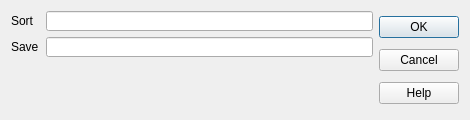
Qt form gui/menu/data/sort_expand_list.ui (plan-be/iode) before a commit.
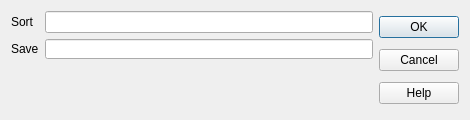
The same form after that commit. Custom widgets are drawn as their Qt base class.

Commit message: GUI: (QIodeMenuDataSortExpandList) added auto-complete feature to lineEdit_sort input field

Patch:
```diff
--- a/gui/menu/data/sort_expand_list.ui
+++ b/gui/menu/data/sort_expand_list.ui
@@ -26,70 +26,6 @@
    <string>SORT LIST</string>
   </property>
   <layout class="QGridLayout" name="gridLayout">
-   <item row="0" column="2">
-    <widget class="QLineEdit" name="lineEdit_sort">
-     <property name="sizePolicy">
-      <sizepolicy hsizetype="Minimum" vsizetype="Fixed">
-       <horstretch>0</horstretch>
-       <verstretch>0</verstretch>
-      </sizepolicy>
-     </property>
-     <property name="minimumSize">
-      <size>
-       <width>270</width>
-       <height>20</height>
-      </size>
-     </property>
-     <property name="maximumSize">
-      <size>
-       <width>10000</width>
-       <height>20</height>
-      </size>
-     </property>
-    </widget>
-   </item>
-   <item row="1" column="2">
-    <widget class="QLineEdit" name="lineEdit_save">
-     <property name="sizePolicy">
-      <sizepolicy hsizetype="Expanding" vsizetype="Fixed">
-       <horstretch>0</horstretch>
-       <verstretch>0</verstretch>
-      </sizepolicy>
-     </property>
-     <property name="minimumSize">
-      <size>
-       <width>270</width>
-       <height>20</height>
-      </size>
-     </property>
-     <property name="maximumSize">
-      <size>
-       <width>10000</width>
-       <height>20</height>
-      </size>
-     </property>
-    </widget>
-   </item>
-   <item row="1" column="0" colspan="2">
-    <widget class="QLabel" name="label_save">
-     <property name="text">
-      <string>Save</string>
-     </property>
-    </widget>
-   </item>
-   <item row="2" column="0" colspan="3">
-    <spacer name="verticalSpacer">
-     <property name="orientation">
-      <enum>Qt::Vertical</enum>
-     </property>
-     <property name="sizeHint" stdset="0">
-      <size>
-       <width>20</width>
-       <height>40</height>
-      </size>
-     </property>
-    </spacer>
-   </item>
    <item row="0" column="0">
     <widget class="QLabel" name="label_sort">
      <property name="text">
@@ -97,7 +33,10 @@
      </property>
     </widget>
    </item>
-   <item row="0" column="3" rowspan="3">
+   <item row="0" column="1">
+    <widget class="QIodeCompleteLineEdit" name="lineEdit_sort"/>
+   </item>
+   <item row="0" column="2" rowspan="3">
     <layout class="QVBoxLayout" name="verticalLayout">
      <item>
       <widget class="QPushButton" name="pushButton_sort">
@@ -131,8 +70,57 @@
      </item>
     </layout>
    </item>
+   <item row="1" column="0">
+    <widget class="QLabel" name="label_save">
+     <property name="text">
+      <string>Save</string>
+     </property>
+    </widget>
+   </item>
+   <item row="1" column="1">
+    <widget class="QLineEdit" name="lineEdit_save">
+     <property name="sizePolicy">
+      <sizepolicy hsizetype="Expanding" vsizetype="Fixed">
+       <horstretch>0</horstretch>
+       <verstretch>0</verstretch>
+      </sizepolicy>
+     </property>
+     <property name="minimumSize">
+      <size>
+       <width>270</width>
+       <height>20</height>
+      </size>
+     </property>
+     <property name="maximumSize">
+      <size>
+       <width>10000</width>
+       <height>20</height>
+      </size>
+     </property>
+    </widget>
+   </item>
+   <item row="2" column="1">
+    <spacer name="verticalSpacer">
+     <property name="orientation">
+      <enum>Qt::Vertical</enum>
+     </property>
+     <property name="sizeHint" stdset="0">
+      <size>
+       <width>20</width>
+       <height>40</height>
+      </size>
+     </property>
+    </spacer>
+   </item>
   </layout>
  </widget>
+ <customwidgets>
+  <customwidget>
+   <class>QIodeCompleteLineEdit</class>
+   <extends>QLineEdit</extends>
+   <header>custom_widgets/complete_line_edit.h</header>
+  </customwidget>
+ </customwidgets>
  <resources/>
  <connections>
   <connection>
```
The commit also changes 2 other files.
